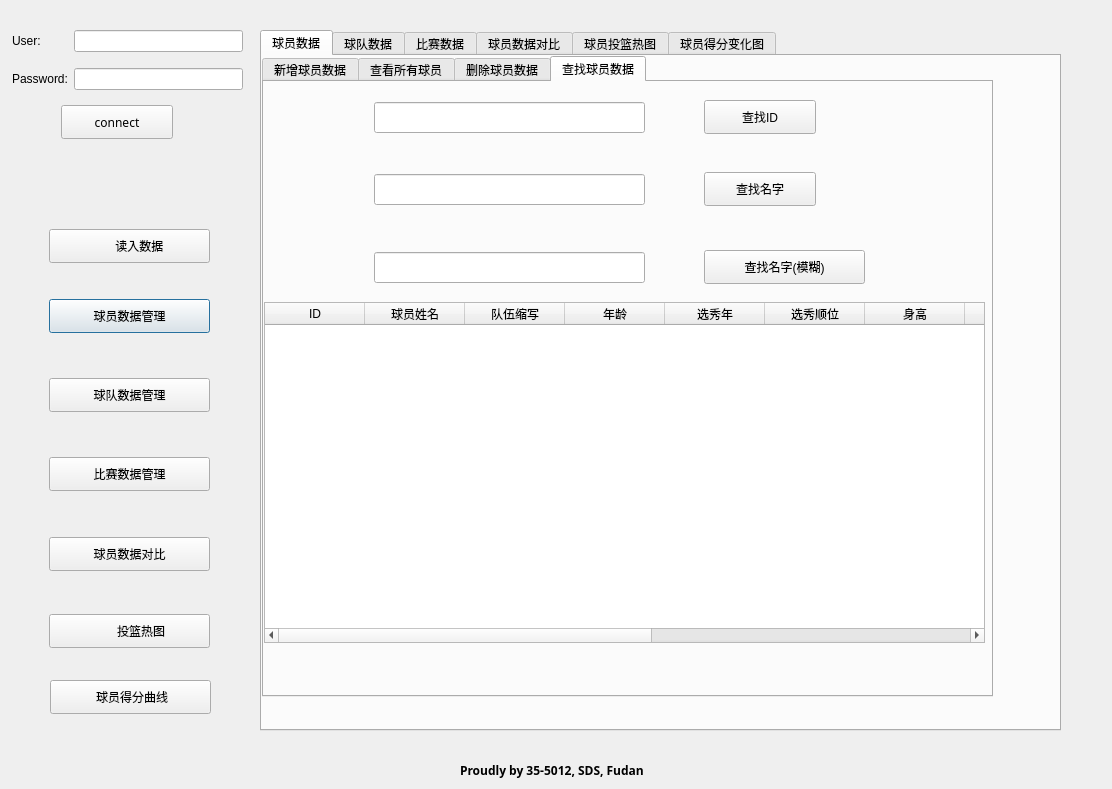
Qt form venv/main.ui (pickerxxr/Database_project_5012) before a commit.
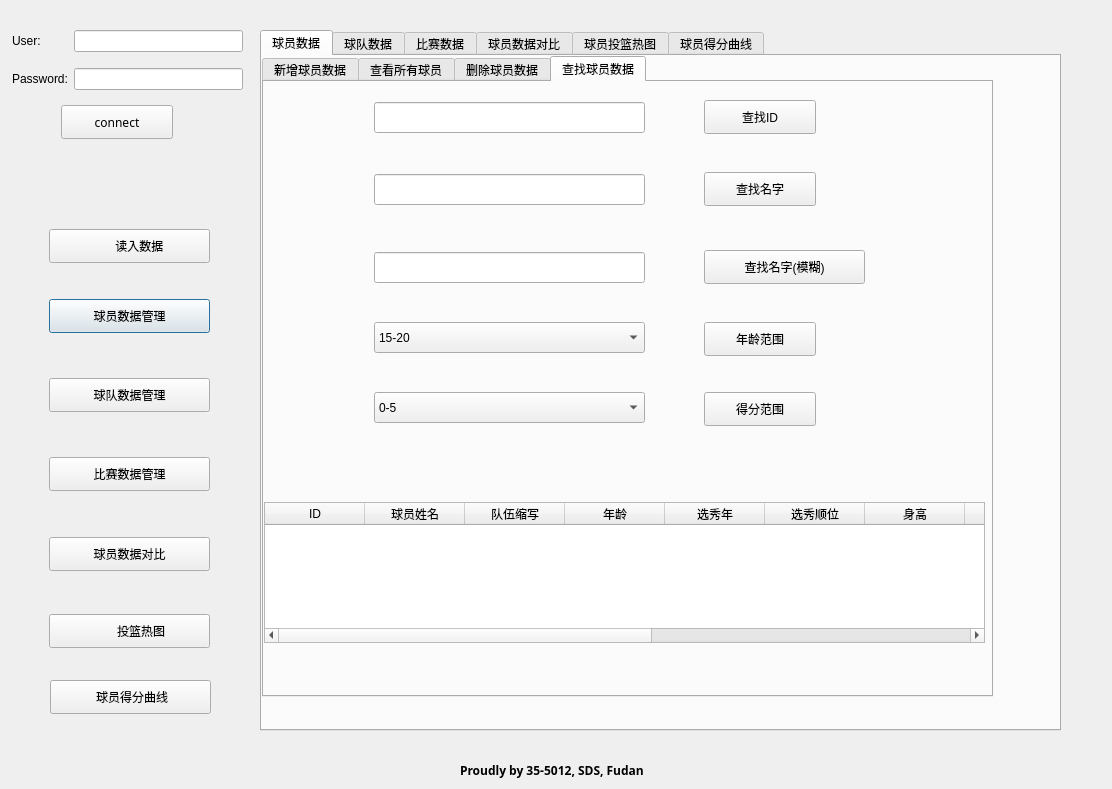
The same form after that commit. The open tabs and pages were chosen to show the change. Icons and pictures are not drawn.

Commit message: add button function.

What changed in the file:
```diff
--- a/venv/main.ui
+++ b/venv/main.ui
@@ -945,9 +945,9 @@
        <property name="geometry">
         <rect>
          <x>0</x>
-         <y>220</y>
+         <y>420</y>
          <width>721</width>
-         <height>341</height>
+         <height>141</height>
         </rect>
        </property>
        <column>
@@ -1016,6 +1016,112 @@
         </property>
        </column>
       </widget>
+      <widget class="QPushButton" name="player_search_by_score_button">
+       <property name="geometry">
+        <rect>
+         <x>440</x>
+         <y>310</y>
+         <width>112</width>
+         <height>34</height>
+        </rect>
+       </property>
+       <property name="text">
+        <string>得分范围</string>
+       </property>
+      </widget>
+      <widget class="QPushButton" name="player_search_by_age_button">
+       <property name="geometry">
+        <rect>
+         <x>440</x>
+         <y>240</y>
+         <width>112</width>
+         <height>34</height>
+        </rect>
+       </property>
+       <property name="text">
+        <string>年龄范围</string>
+       </property>
+      </widget>
+      <widget class="QComboBox" name="player_search_age_box">
+       <property name="geometry">
+        <rect>
+         <x>110</x>
+         <y>240</y>
+         <width>271</width>
+         <height>31</height>
+        </rect>
+       </property>
+       <item>
+        <property name="text">
+         <string>15-20</string>
+        </property>
+       </item>
+       <item>
+        <property name="text">
+         <string>20-25</string>
+        </property>
+       </item>
+       <item>
+        <property name="text">
+         <string>25-30</string>
+        </property>
+       </item>
+       <item>
+        <property name="text">
+         <string>30-35</string>
+        </property>
+       </item>
+       <item>
+        <property name="text">
+         <string>35-40</string>
+        </property>
+       </item>
+       <item>
+        <property name="text">
+         <string>40-45</string>
+        </property>
+       </item>
+      </widget>
+      <widget class="QComboBox" name="player_search_score_box">
+       <property name="geometry">
+        <rect>
+         <x>110</x>
+         <y>310</y>
+         <width>271</width>
+         <height>31</height>
+        </rect>
+       </property>
+       <item>
+        <property name="text">
+         <string>0-5</string>
+        </property>
+       </item>
+       <item>
+        <property name="text">
+         <string>5-10</string>
+        </property>
+       </item>
+       <item>
+        <property name="text">
+         <string>10-15</string>
+        </property>
+       </item>
+       <item>
+        <property name="text">
+         <string>15-20</string>
+        </property>
+       </item>
+       <item>
+        <property name="text">
+         <string>20-25</string>
+        </property>
+       </item>
+       <item>
+        <property name="text">
+         <string>25+</string>
+        </property>
+       </item>
+      </widget>
      </widget>
     </widget>
    </widget>
@@ -2270,7 +2376,7 @@
    </widget>
    <widget class="QWidget" name="tab">
     <attribute name="title">
-     <string>球员得分变化图</string>
+     <string>球员得分曲线</string>
     </attribute>
     <widget class="QLineEdit" name="line_player_id_input">
      <property name="geometry">
```
Left out of the diff: 58 changed lines with no effect on the pictures.
